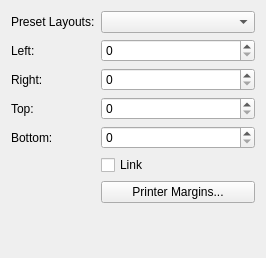
This is scribus/ui/newmarginwidgetbase.ui in scribusproject/scribus as Qt 5 draws it before an edit. The edited form follows.
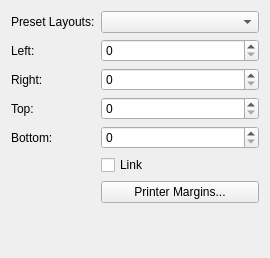
This is the edited form. Custom widgets are drawn as their Qt base class.

Commit message: Add in tabbed UI to new prefs dialog, some more newmarginwidget updates

Diff of the .ui file:
```diff
--- a/scribus/ui/newmarginwidgetbase.ui
+++ b/scribus/ui/newmarginwidgetbase.ui
@@ -6,7 +6,7 @@
    <rect>
     <x>0</x>
     <y>0</y>
-    <width>266</width>
+    <width>270</width>
     <height>258</height>
    </rect>
   </property>
@@ -30,7 +30,7 @@
       </widget>
      </item>
      <item row="0" column="1">
-      <widget class="QComboBox" name="comboBox">
+      <widget class="PresetLayout" name="presetLayoutComboBox">
        <property name="sizePolicy">
         <sizepolicy hsizetype="Preferred" vsizetype="Fixed">
          <horstretch>0</horstretch>
@@ -131,6 +131,11 @@
    <extends>QSpinBox</extends>
    <header location="global">ui/scrspinbox.h</header>
   </customwidget>
+  <customwidget>
+   <class>PresetLayout</class>
+   <extends>QComboBox</extends>
+   <header location="global">ui/marginpresetlayout.h</header>
+  </customwidget>
  </customwidgets>
  <resources/>
  <connections/>
```
Left out of the diff: 8 changed lines with no effect on the pictures. The commit also changes 4 other files.
